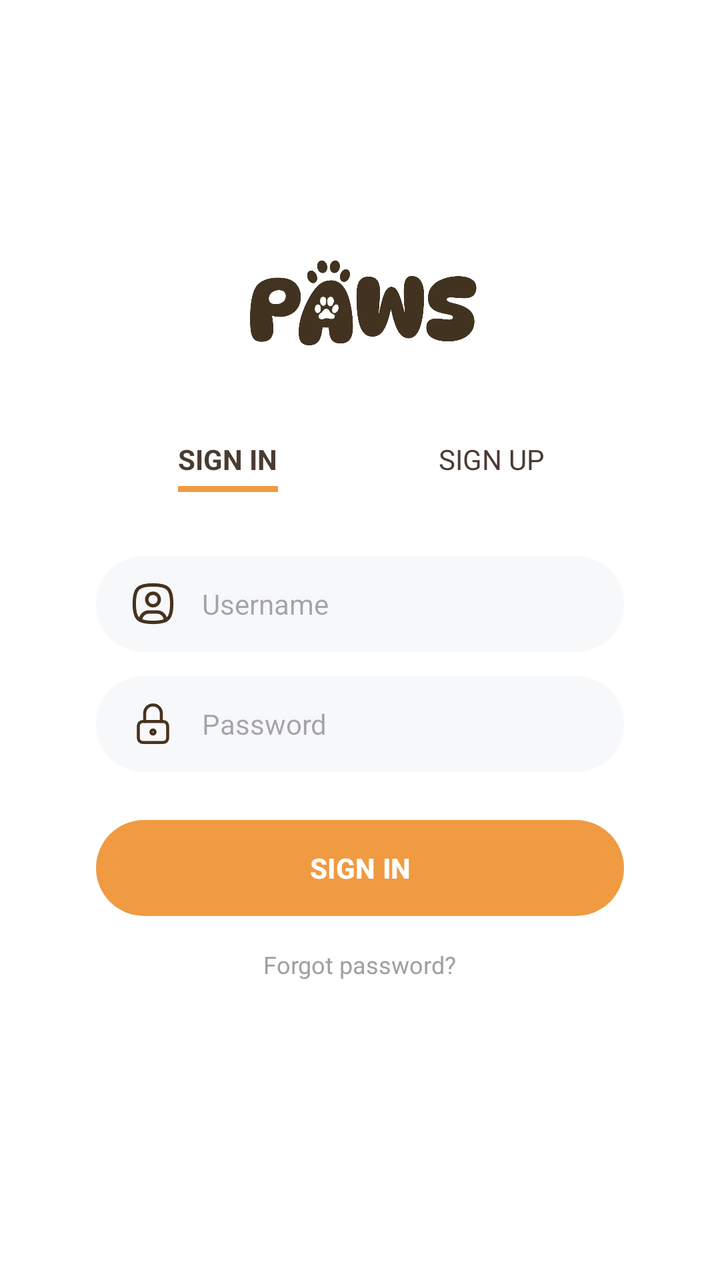
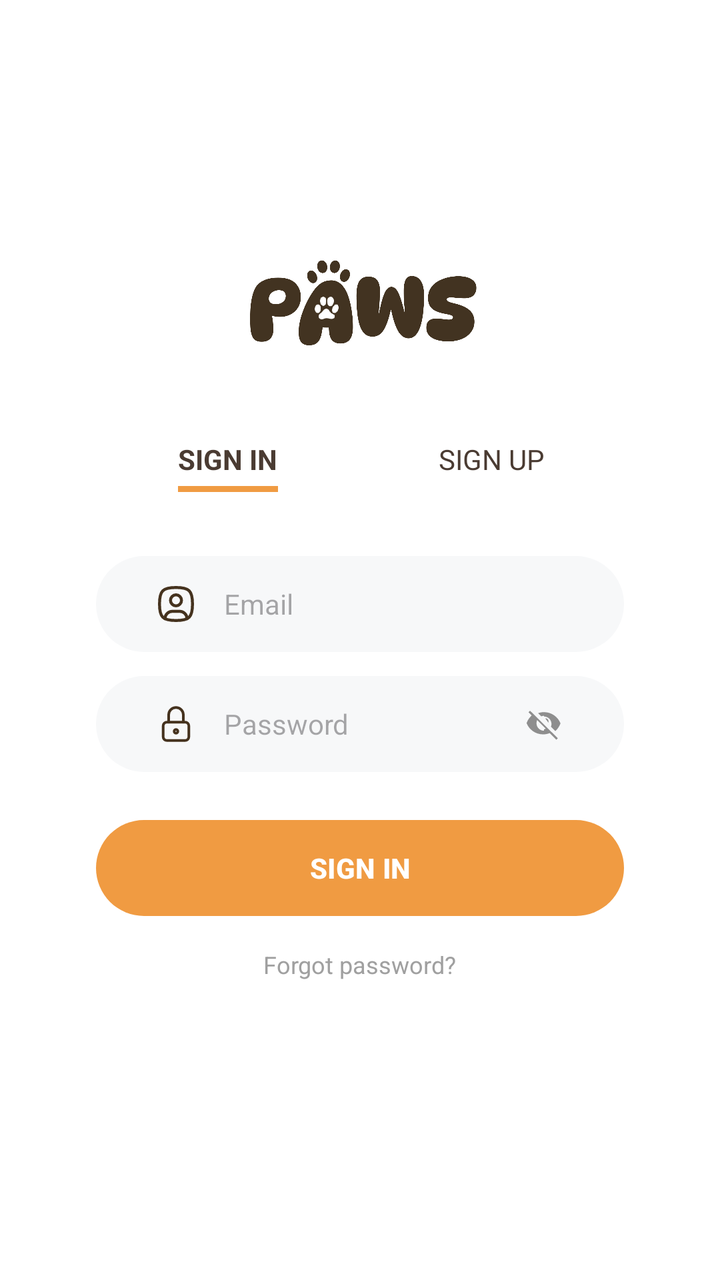

Compare the two renders of this Android layout. The source of the first and the diff that turns it into the second are given below.
<!-- AndroidManifest.xml: application theme Theme.Paws -->
<!-- res/layout/activity_signin.xml -->
<?xml version="1.0" encoding="utf-8"?>
<LinearLayout xmlns:android="http://schemas.android.com/apk/res/android"
    xmlns:app="http://schemas.android.com/apk/res-auto"
    android:id="@+id/main"
    android:layout_width="match_parent"
    android:layout_height="match_parent"
    android:orientation="vertical"
    android:paddingStart="48dp"
    android:paddingEnd="48dp"
    android:paddingTop="120dp"
    android:gravity="center_horizontal"
    android:background="#FFFFFF">

    
    <ImageView
        android:id="@+id/logo_Xa"
        android:layout_width="120dp"
        android:layout_height="60dp"
        android:src="@drawable/sign_ic_logo"
        android:layout_marginBottom="40dp"
        android:scaleType="fitCenter"
        android:transitionName="logo_transition"/>

    
    <LinearLayout
        android:layout_width="match_parent"
        android:layout_height="wrap_content"
        android:orientation="horizontal"
        android:layout_marginBottom="32dp">

        <LinearLayout
            android:layout_width="0dp"
            android:layout_height="wrap_content"
            android:layout_weight="1"
            android:orientation="vertical"
            android:gravity="center">

            <TextView
                android:id="@+id/tabSignIn_Xa"
                android:layout_width="wrap_content"
                android:layout_height="wrap_content"
                android:text="SIGN IN"
                android:textSize="14sp"
                android:textStyle="bold"
                android:textColor="#4A3B32"
                android:paddingBottom="4dp"
                android:transitionName="tab_signin_transition" />

            <View
                android:id="@+id/lineSignIn_Xa"
                android:layout_width="50dp"
                android:layout_height="3dp"
                android:background="#F09B42"
                android:transitionName="line_signin_transition" />
        </LinearLayout>

        <LinearLayout
            android:layout_width="0dp"
            android:layout_height="wrap_content"
            android:layout_weight="1"
            android:orientation="vertical"
            android:gravity="center">

            <TextView
                android:id="@+id/tabSignUp_Xa"
                android:layout_width="wrap_content"
                android:layout_height="wrap_content"
                android:text="SIGN UP"
                android:textSize="14sp"
                android:textColor="#4A3B32"
                android:paddingBottom="4dp"
                android:transitionName="tab_signup_transition" />

            <View
                android:id="@+id/lineSignUp_Xa"
                android:layout_width="50dp"
                android:layout_height="3dp"
                android:background="#00000000"
                android:transitionName="line_signup_transition" />
        </LinearLayout>
    </LinearLayout>

    <EditText
        android:id="@+id/username_Xa"
        android:layout_width="match_parent"
        android:layout_height="48dp"
        android:background="@drawable/sign_bg_input"
        android:hint="Username"
        android:textSize="14sp"
        android:drawableStart="@drawable/sign_ic_user"
        android:drawablePadding="12dp"
        android:paddingStart="16dp"
        android:paddingEnd="16dp"
        android:layout_marginBottom="12dp"
        android:transitionName="username_transition" />

    <EditText
        android:id="@+id/password_Xa"
        android:layout_width="match_parent"
        android:layout_height="48dp"
        android:background="@drawable/sign_bg_input"
        android:hint="Password"
        android:inputType="textPassword"
        android:textSize="14sp"
        android:drawableStart="@drawable/sign_ic_lock"
        android:drawablePadding="12dp"
        android:paddingStart="16dp"
        android:paddingEnd="16dp"
        android:layout_marginBottom="24dp"
        android:transitionName="password_transition" />

    
    <Button
        android:id="@+id/btnLogin_Xa"
        android:layout_width="match_parent"
        android:layout_height="48dp"
        android:background="@drawable/sign_bg_button"
        app:backgroundTint="@null"
        android:text="SIGN IN"
        android:textSize="14sp"
        android:textColor="#FFFFFF"
        android:textStyle="bold"
        android:layout_marginBottom="16dp"
        android:transitionName="button_transition" />

    
    <TextView
        android:id="@+id/forgotPassword_Xa"
        android:layout_width="wrap_content"
        android:layout_height="wrap_content"
        android:text="Forgot password?"
        android:textSize="12sp"
        android:textColor="#A0A0A0" />

</LinearLayout>
<!-- resources referenced by this layout -->
<resources>
  <!-- drawable sign_bg_button (drawable) -->
  <?xml version="1.0" encoding="utf-8"?>
  <shape xmlns:android="http://schemas.android.com/apk/res/android">
      <solid android:color="#F09B42" /> <corners android:radius="28dp" /> </shape>
  <!-- drawable sign_bg_input (drawable) -->
  <?xml version="1.0" encoding="utf-8"?>
  <shape xmlns:android="http://schemas.android.com/apk/res/android">
      <solid android:color="#F7F8F9" /> <corners android:radius="28dp" /> <padding
      android:bottom="8dp"
      android:left="16dp"
      android:right="16dp"
      android:top="8dp" />
  </shape>
  <!-- drawable sign_ic_user (drawable) -->
  <vector xmlns:android="http://schemas.android.com/apk/res/android"
      android:width="25dp"
      android:height="25dp"
      android:viewportWidth="25"
      android:viewportHeight="25">
    <group>
      <clip-path
          android:pathData="M0,0h25v25h-25z"/>
      <path
          android:pathData="M12.5,13.542C13.329,13.542 14.124,13.212 14.71,12.626C15.296,12.04 15.625,11.245 15.625,10.417C15.625,9.588 15.296,8.793 14.71,8.207C14.124,7.621 13.329,7.292 12.5,7.292C11.671,7.292 10.876,7.621 10.29,8.207C9.704,8.793 9.375,9.588 9.375,10.417C9.375,11.245 9.704,12.04 10.29,12.626C10.876,13.212 11.671,13.542 12.5,13.542Z"
          android:strokeLineJoin="round"
          android:strokeWidth="1.7"
          android:fillColor="#00000000"
          android:strokeColor="#45321E"
          android:strokeLineCap="round"/>
      <path
          android:pathData="M12.5,3.125C20,3.125 21.875,5 21.875,12.5C21.875,20 20,21.875 12.5,21.875C5,21.875 3.125,20 3.125,12.5C3.125,5 5,3.125 12.5,3.125Z"
          android:strokeLineJoin="round"
          android:strokeWidth="1.7"
          android:fillColor="#00000000"
          android:strokeColor="#45321E"
          android:strokeLineCap="round"/>
      <path
          android:pathData="M6.25,20.885V20.833C6.25,19.728 6.689,18.668 7.47,17.887C8.252,17.105 9.312,16.667 10.417,16.667H14.583C15.688,16.667 16.748,17.105 17.53,17.887C18.311,18.668 18.75,19.728 18.75,20.833V20.885"
          android:strokeLineJoin="round"
          android:strokeWidth="1.7"
          android:fillColor="#00000000"
          android:strokeColor="#45321E"
          android:strokeLineCap="round"/>
    </group>
  </vector>
  <style name="Theme.Paws" parent="Base.Theme.Paws" />
  <style name="Base.Theme.Paws" parent="Theme.Material3.DayNight.NoActionBar">
  
          
          <item name="android:statusBarColor">#FFFFFF</item>
  
          
          <item name="android:windowLightStatusBar">true</item>
  
      </style>
  <!-- unchanged entries left out for length: 2 -->
</resources>

<!-- the commit's change to res/layout/activity_signin.xml (unified diff, before → after) -->
@@ -80,34 +80,72 @@
         </LinearLayout>
     </LinearLayout>
 
-    <EditText
-        android:id="@+id/username_Xa"
+    
+    <LinearLayout
         android:layout_width="match_parent"
         android:layout_height="48dp"
         android:background="@drawable/sign_bg_input"
-        android:hint="Username"
-        android:textSize="14sp"
-        android:drawableStart="@drawable/sign_ic_user"
-        android:drawablePadding="12dp"
-        android:paddingStart="16dp"
-        android:paddingEnd="16dp"
+        android:orientation="horizontal"
+        android:gravity="center_vertical"
         android:layout_marginBottom="12dp"
-        android:transitionName="username_transition" />
+        android:transitionName="username_transition">
 
-    <EditText
-        android:id="@+id/password_Xa"
+        <ImageView
+            android:layout_width="48dp"
+            android:layout_height="48dp"
+            android:padding="13dp"
+            android:src="@drawable/sign_ic_user"
+            android:importantForAccessibility="no" />
+
+        <EditText
+            android:id="@+id/username_Xa"
+            android:layout_width="match_parent"
+            android:layout_height="match_parent"
+            android:background="@null"
+            android:hint="Email"
+            android:textSize="14sp"
+            android:paddingEnd="16dp"
+            android:inputType="textEmailAddress" />
+    </LinearLayout>
+
+    
+    <LinearLayout
         android:layout_width="match_parent"
         android:layout_height="48dp"
         android:background="@drawable/sign_bg_input"
-        android:hint="Password"
-        android:inputType="textPassword"
-        android:textSize="14sp"
-        android:drawableStart="@drawable/sign_ic_lock"
-        android:drawablePadding="12dp"
-        android:paddingStart="16dp"
-        android:paddingEnd="16dp"
+        android:orientation="horizontal"
+        android:gravity="center_vertical"
         android:layout_marginBottom="24dp"
-        android:transitionName="password_transition" />
+        android:transitionName="password_transition">
+
+        <ImageView
+            android:layout_width="48dp"
+            android:layout_height="48dp"
+            android:padding="13dp"
+            android:src="@drawable/sign_ic_lock"
+            android:importantForAccessibility="no" />
+
+        <EditText
+            android:id="@+id/password_Xa"
+            android:layout_width="0dp"
+            android:layout_height="match_parent"
+            android:layout_weight="1"
+            android:background="@null"
+            android:hint="Password"
+            android:inputType="textPassword"
+            android:textSize="14sp" />
+
+        <ImageView
+            android:id="@+id/btnTogglePassword_Xa"
+            android:layout_width="48dp"
+            android:layout_height="48dp"
+            android:padding="15dp"
+            android:src="@drawable/ic_eye_hidden"
+            android:clickable="true"
+            android:focusable="true"
+            android:background="?attr/selectableItemBackgroundBorderless"
+            android:importantForAccessibility="no" />
+    </LinearLayout>
 
     
     <Button
<!-- resource entries referenced after the edit -->
@@ -1,5 +1,15 @@
 <!-- resources referenced by this layout -->
 <resources>
+  <!-- drawable ic_eye_hidden (drawable) -->
+  <vector xmlns:android="http://schemas.android.com/apk/res/android"
+      android:width="24dp"
+      android:height="24dp"
+      android:viewportWidth="24"
+      android:viewportHeight="24">
+      <path
+          android:fillColor="#8E8E8E"
+          android:pathData="M12,7c2.76,0 5,2.24 5,5 0,0.65 -0.13,1.26 -0.36,1.82l2.92,2.92c1.51,-1.39 2.72,-3.14 3.44,-5.15 -1.73,-4.39 -6,-7.5 -11,-7.5 -1.4,0 -2.71,0.25 -3.91,0.69l2.11,2.11c0.56,-0.23 1.17,-0.36 1.8,-0.36zM2.71,3.16L1.71,4.16l2.11,2.11C2.31,7.66 1.1,9.41 0.38,11.41c1.73,4.39 6,7.5 11,7.5 1.55,0 3.03,-0.3 4.39,-0.84l4.42,4.42 1,-1L2.71,3.16zM12,16.5c-2.76,0 -5,-2.24 -5,-5 0,-0.77 0.15,-1.5 0.42,-2.17l5.75,5.75c-0.35,0.26 -0.74,0.42 -1.17,0.42zM14.97,11.17L12.83,8.2c0.05,-0.02 0.11,-0.04 0.17,-0.04 1.1,0 2,0.9 2,2 0,0.06 -0.02,0.12 -0.04,0.17z"/>
+  </vector>
   <!-- drawable sign_bg_button (drawable) -->
   <?xml version="1.0" encoding="utf-8"?>
   <shape xmlns:android="http://schemas.android.com/apk/res/android">
